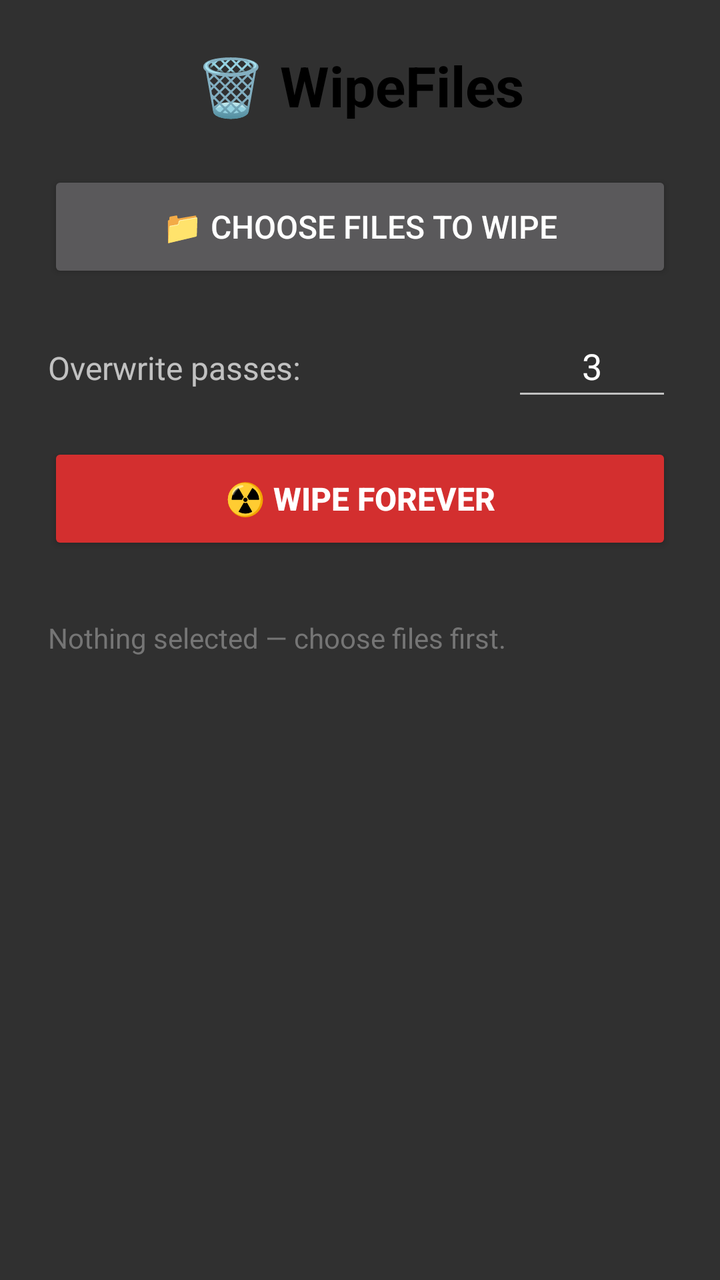
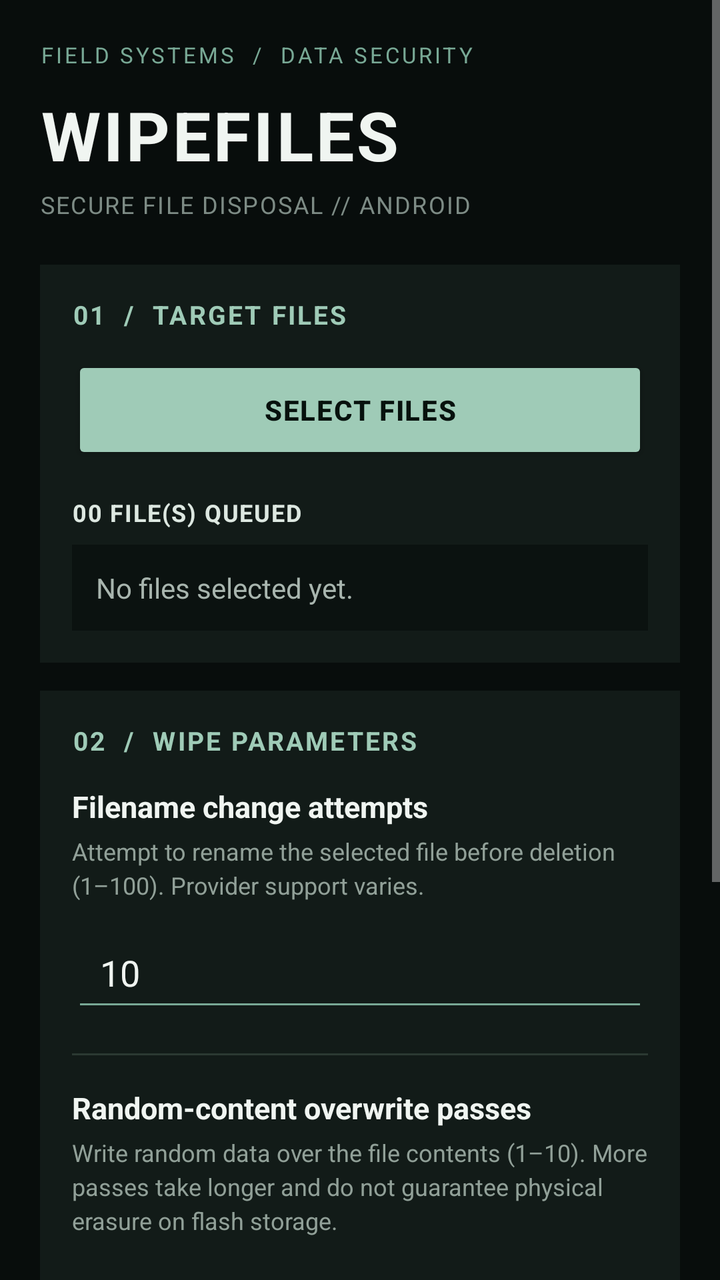

Before-and-after screenshots of an Android layout around one commit, followed by the original layout XML and the change that was made.
<!-- AndroidManifest.xml: activity theme android:Theme.Material.NoActionBar -->
<!-- res/layout/activity_main.xml -->
<?xml version="1.0" encoding="utf-8"?>
<ScrollView xmlns:android="http://schemas.android.com/apk/res/android"
    android:layout_width="match_parent"
    android:layout_height="match_parent"
    android:fillViewport="true">

    <LinearLayout
        android:layout_width="match_parent"
        android:layout_height="wrap_content"
        android:orientation="vertical"
        android:padding="24dp">

        <TextView
            android:id="@+id/title"
            android:layout_width="match_parent"
            android:layout_height="wrap_content"
            android:text="🗑️ WipeFiles"
            android:textSize="28sp"
            android:textStyle="bold"
            android:textColor="#000000"
            android:gravity="center"
            android:layout_marginBottom="24dp"/>

        <Button
            android:id="@+id/btnPick"
            android:layout_width="match_parent"
            android:layout_height="56dp"
            android:text="📁 Choose Files to Wipe"
            android:textSize="16sp"
            android:layout_marginBottom="16dp"/>

        <LinearLayout
            android:layout_width="match_parent"
            android:layout_height="wrap_content"
            android:orientation="horizontal"
            android:layout_marginBottom="16dp">

            <TextView
                android:layout_width="0dp"
                android:layout_height="wrap_content"
                android:layout_weight="1"
                android:text="Overwrite passes:"
                android:textSize="16sp"
                android:gravity="center_vertical"/>

            <EditText
                android:id="@+id/editPasses"
                android:layout_width="80dp"
                android:layout_height="48dp"
                android:text="3"
                android:textAlignment="center"
                android:inputType="number"
                android:minHeight="48dp"/>
        </LinearLayout>

        <Button
            android:id="@+id/btnWipe"
            android:layout_width="match_parent"
            android:layout_height="56dp"
            android:text="☢️ WIPE FOREVER"
            android:textSize="16sp"
            android:textStyle="bold"
            android:backgroundTint="#D32F2F"
            android:layout_marginBottom="24dp"/>

        <TextView
            android:id="@+id/status"
            android:layout_width="match_parent"
            android:layout_height="wrap_content"
            android:text="Nothing selected — choose files first."
            android:textSize="14sp"
            android:textColor="#757575"
            android:textIsSelectable="true"
            android:paddingTop="8dp"/>
    </LinearLayout>
</ScrollView>
<!-- resources referenced by this layout -->
<resources>

</resources>

<!-- the commit's change to res/layout/activity_main.xml (unified diff, before → after) -->
@@ -2,75 +2,242 @@
 <ScrollView xmlns:android="http://schemas.android.com/apk/res/android"
     android:layout_width="match_parent"
     android:layout_height="match_parent"
-    android:fillViewport="true">
+    android:background="#080D0C"
+    android:fillViewport="true"
+    android:overScrollMode="never">
 
     <LinearLayout
         android:layout_width="match_parent"
         android:layout_height="wrap_content"
         android:orientation="vertical"
-        android:padding="24dp">
-
-        <TextView
-            android:id="@+id/title"
-            android:layout_width="match_parent"
-            android:layout_height="wrap_content"
-            android:text="🗑️ WipeFiles"
-            android:textSize="28sp"
+        android:padding="20dp">
+
+        <TextView
+            android:layout_width="match_parent"
+            android:layout_height="wrap_content"
+            android:text="FIELD SYSTEMS  /  DATA SECURITY"
+            android:textColor="#78A895"
+            android:textSize="11sp"
+            android:letterSpacing="0.12"
+            android:layout_marginBottom="10dp" />
+
+        <TextView
+            android:layout_width="match_parent"
+            android:layout_height="wrap_content"
+            android:text="WIPEFILES"
+            android:textColor="#F0F5F1"
+            android:textSize="34sp"
             android:textStyle="bold"
-            android:textColor="#000000"
-            android:gravity="center"
-            android:layout_marginBottom="24dp"/>
-
-        <Button
-            android:id="@+id/btnPick"
-            android:layout_width="match_parent"
-            android:layout_height="56dp"
-            android:text="📁 Choose Files to Wipe"
-            android:textSize="16sp"
-            android:layout_marginBottom="16dp"/>
+            android:letterSpacing="0.04" />
+
+        <TextView
+            android:layout_width="match_parent"
+            android:layout_height="wrap_content"
+            android:text="SECURE FILE DISPOSAL // ANDROID"
+            android:textColor="#7D8B85"
+            android:textSize="12sp"
+            android:letterSpacing="0.06"
+            android:layout_marginTop="4dp"
+            android:layout_marginBottom="22dp" />
 
         <LinearLayout
             android:layout_width="match_parent"
             android:layout_height="wrap_content"
-            android:orientation="horizontal"
-            android:layout_marginBottom="16dp">
-
-            <TextView
-                android:layout_width="0dp"
-                android:layout_height="wrap_content"
-                android:layout_weight="1"
-                android:text="Overwrite passes:"
-                android:textSize="16sp"
-                android:gravity="center_vertical"/>
+            android:orientation="vertical"
+            android:padding="16dp"
+            android:background="#121B18"
+            android:layout_marginBottom="14dp">
+
+            <TextView
+                android:layout_width="match_parent"
+                android:layout_height="wrap_content"
+                android:text="01  /  TARGET FILES"
+                android:textColor="#9FCBB7"
+                android:textStyle="bold"
+                android:textSize="13sp"
+                android:letterSpacing="0.08"
+                android:layout_marginBottom="12dp" />
+
+            <Button
+                android:id="@+id/btnPick"
+                android:layout_width="match_parent"
+                android:layout_height="54dp"
+                android:text="SELECT FILES"
+                android:textColor="#07110D"
+                android:textStyle="bold"
+                android:backgroundTint="#9FCBB7"
+                android:letterSpacing="0.04" />
+
+            <TextView
+                android:id="@+id/selectedCount"
+                android:layout_width="match_parent"
+                android:layout_height="wrap_content"
+                android:text="00 FILE(S) QUEUED"
+                android:textColor="#DDE8E1"
+                android:textSize="12sp"
+                android:textStyle="bold"
+                android:letterSpacing="0.05"
+                android:layout_marginTop="16dp"
+                android:layout_marginBottom="8dp" />
+
+            <TextView
+                android:id="@+id/selectedFiles"
+                android:layout_width="match_parent"
+                android:layout_height="wrap_content"
+                android:text="No files selected yet."
+                android:textColor="#A8B5AE"
+                android:textSize="14sp"
+                android:lineSpacingExtra="5dp"
+                android:padding="12dp"
+                android:background="#0B1210"
+                android:textIsSelectable="true" />
+        </LinearLayout>
+
+        <LinearLayout
+            android:layout_width="match_parent"
+            android:layout_height="wrap_content"
+            android:orientation="vertical"
+            android:padding="16dp"
+            android:background="#121B18"
+            android:layout_marginBottom="14dp">
+
+            <TextView
+                android:layout_width="match_parent"
+                android:layout_height="wrap_content"
+                android:text="02  /  WIPE PARAMETERS"
+                android:textColor="#9FCBB7"
+                android:textStyle="bold"
+                android:textSize="13sp"
+                android:letterSpacing="0.08"
+                android:layout_marginBottom="14dp" />
+
+            <TextView
+                android:layout_width="match_parent"
+                android:layout_height="wrap_content"
+                android:text="Filename change attempts"
+                android:textColor="#F0F5F1"
+                android:textSize="15sp"
+                android:textStyle="bold" />
+
+            <TextView
+                android:layout_width="match_parent"
+                android:layout_height="wrap_content"
+                android:text="Attempt to rename the selected file before deletion (1–100). Provider support varies."
+                android:textColor="#91A098"
+                android:textSize="12sp"
+                android:lineSpacingExtra="3dp"
+                android:layout_marginTop="4dp"
+                android:layout_marginBottom="8dp" />
 
             <EditText
-                android:id="@+id/editPasses"
-                android:layout_width="80dp"
-                android:layout_height="48dp"
+                android:id="@+id/editNameChanges"
+                android:layout_width="match_parent"
+                android:layout_height="52dp"
+                android:backgroundTint="#78A895"
+                android:inputType="number"
+                android:maxLength="3"
+                android:paddingStart="14dp"
+                android:paddingEnd="14dp"
+                android:text="10"
+                android:textColor="#F0F5F1"
+                android:textColorHint="#718078"
+                android:textSize="18sp"
+                android:selectAllOnFocus="true"
+                android:hint="1–100" />
+
+            <View
+                android:layout_width="match_parent"
+                android:layout_height="1dp"
+                android:background="#2B3932"
+                android:layout_marginTop="16dp"
+                android:layout_marginBottom="16dp" />
+
+            <TextView
+                android:layout_width="match_parent"
+                android:layout_height="wrap_content"
+                android:text="Random-content overwrite passes"
+                android:textColor="#F0F5F1"
+                android:textSize="15sp"
+                android:textStyle="bold" />
+
+            <TextView
+                android:layout_width="match_parent"
+                android:layout_height="wrap_content"
+                android:text="Write random data over the file contents (1–10). More passes take longer and do not guarantee physical erasure on flash storage."
+                android:textColor="#91A098"
+                android:textSize="12sp"
+                android:lineSpacingExtra="3dp"
+                android:layout_marginTop="4dp"
+                android:layout_marginBottom="8dp" />
+
+            <EditText
+                android:id="@+id/editContentPasses"
+                android:layout_width="match_parent"
+                android:layout_height="52dp"
+                android:backgroundTint="#78A895"
+                android:inputType="number"
+                android:maxLength="2"
+                android:paddingStart="14dp"
+                android:paddingEnd="14dp"
                 android:text="3"
-                android:textAlignment="center"
-                android:inputType="number"
-                android:minHeight="48dp"/>
+                android:textColor="#F0F5F1"
+                android:textColorHint="#718078"
+                android:textSize="18sp"
+                android:selectAllOnFocus="true"
+                android:hint="1–10" />
         </LinearLayout>
 
         <Button
             android:id="@+id/btnWipe"
             android:layout_width="match_parent"
-            android:layout_height="56dp"
-            android:text="☢️ WIPE FOREVER"
-            android:textSize="16sp"
+            android:layout_height="58dp"
+            android:text="CONFIRM &amp; WIPE"
+            android:textColor="#FFFFFF"
             android:textStyle="bold"
-            android:backgroundTint="#D32F2F"
-            android:layout_marginBottom="24dp"/>
-
-        <TextView
-            android:id="@+id/status"
-            android:layout_width="match_parent"
-            android:layout_height="wrap_content"
-            android:text="Nothing selected — choose files first."
-            android:textSize="14sp"
-            android:textColor="#757575"
-            android:textIsSelectable="true"
-            android:paddingTop="8dp"/>
+            android:textSize="15sp"
+            android:letterSpacing="0.05"
+            android:backgroundTint="#8E3C35"
+            android:layout_marginBottom="14dp" />
+
+        <LinearLayout
+            android:layout_width="match_parent"
+            android:layout_height="wrap_content"
+            android:orientation="vertical"
+            android:padding="16dp"
+            android:background="#121B18">
+
+            <TextView
+                android:layout_width="match_parent"
+                android:layout_height="wrap_content"
+                android:text="OPERATION LOG"
+                android:textColor="#9FCBB7"
+                android:textStyle="bold"
+                android:textSize="12sp"
+                android:letterSpacing="0.08"
+                android:layout_marginBottom="8dp" />
+
+            <TextView
+                android:id="@+id/status"
+                android:layout_width="match_parent"
+                android:layout_height="wrap_content"
+                android:text="READY // Waiting for file selection"
+                android:textColor="#DDE8E1"
+                android:textSize="13sp"
+                android:lineSpacingExtra="4dp"
+                android:textIsSelectable="true" />
+        </LinearLayout>
+
+        <TextView
+            android:layout_width="match_parent"
+            android:layout_height="wrap_content"
+            android:text="BEST-EFFORT ONLY  ·  STORAGE PROVIDERS AND FLASH MEMORY LIMIT ERASURE GUARANTEES"
+            android:textColor="#718078"
+            android:textSize="10sp"
+            android:gravity="center"
+            android:letterSpacing="0.04"
+            android:lineSpacingExtra="3dp"
+            android:layout_marginTop="18dp"
+            android:layout_marginBottom="8dp" />
+
     </LinearLayout>
 </ScrollView>
